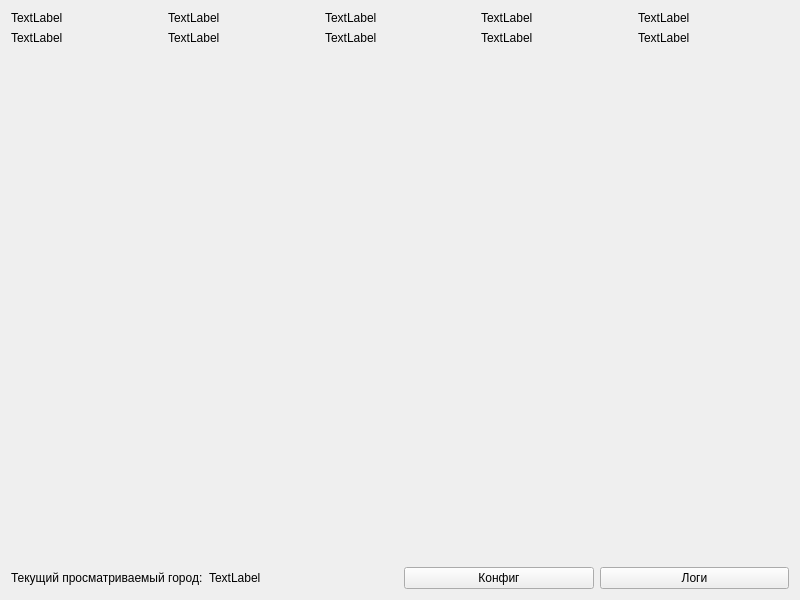
Above: form.ui from antipups/desktop_weather before the change. Below: the same form after it.
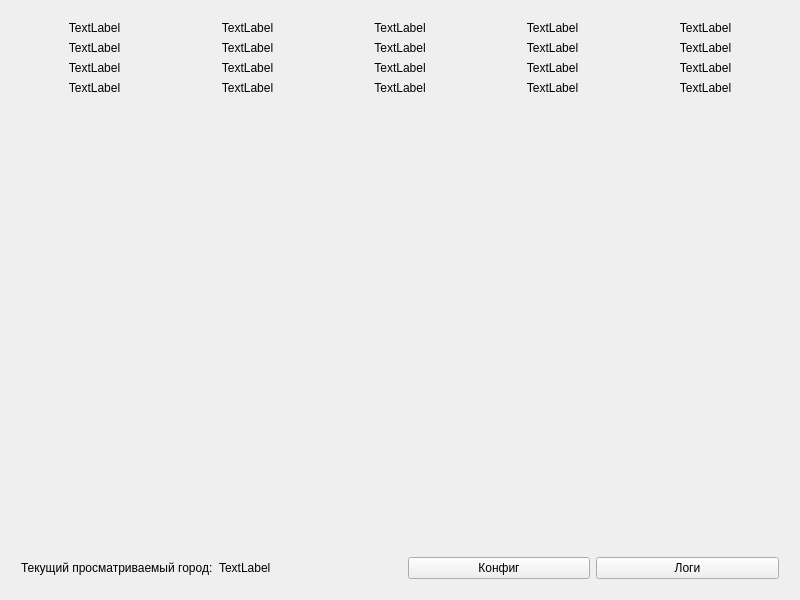
That is the form after the change.

What changed in the file:
```diff
--- a/form.ui
+++ b/form.ui
@@ -13,9 +13,21 @@
   <property name="windowTitle">
    <string>Widget</string>
   </property>
+  <property name="styleSheet">
+   <string notr="true"/>
+  </property>
   <layout class="QVBoxLayout" name="verticalLayout_2">
    <item>
     <layout class="QVBoxLayout" name="verticalLayout_3">
+     <property name="leftMargin">
+      <number>10</number>
+     </property>
+     <property name="topMargin">
+      <number>10</number>
+     </property>
+     <property name="rightMargin">
+      <number>10</number>
+     </property>
      <item>
       <layout class="QHBoxLayout" name="horizontalLayout">
        <item>
@@ -25,6 +37,9 @@
            <property name="text">
             <string>TextLabel</string>
            </property>
+           <property name="alignment">
+            <set>Qt::AlignCenter</set>
+           </property>
           </widget>
          </item>
          <item>
@@ -32,6 +47,29 @@
            <property name="text">
             <string>TextLabel</string>
            </property>
+           <property name="alignment">
+            <set>Qt::AlignCenter</set>
+           </property>
+          </widget>
+         </item>
+         <item>
+          <widget class="QLabel" name="label_13">
+           <property name="text">
+            <string>TextLabel</string>
+           </property>
+           <property name="alignment">
+            <set>Qt::AlignCenter</set>
+           </property>
+          </widget>
+         </item>
+         <item>
+          <widget class="QLabel" name="label_18">
+           <property name="text">
+            <string>TextLabel</string>
+           </property>
+           <property name="alignment">
+            <set>Qt::AlignCenter</set>
+           </property>
           </widget>
          </item>
         </layout>
@@ -43,6 +81,9 @@
            <property name="text">
             <string>TextLabel</string>
            </property>
+           <property name="alignment">
+            <set>Qt::AlignCenter</set>
+           </property>
           </widget>
          </item>
          <item>
@@ -50,6 +91,29 @@
            <property name="text">
             <string>TextLabel</string>
            </property>
+           <property name="alignment">
+            <set>Qt::AlignCenter</set>
+           </property>
+          </widget>
+         </item>
+         <item>
+          <widget class="QLabel" name="label_14">
+           <property name="text">
+            <string>TextLabel</string>
+           </property>
+           <property name="alignment">
+            <set>Qt::AlignCenter</set>
+           </property>
+          </widget>
+         </item>
+         <item>
+          <widget class="QLabel" name="label_19">
+           <property name="text">
+            <string>TextLabel</string>
+           </property>
+           <property name="alignment">
+            <set>Qt::AlignCenter</set>
+           </property>
           </widget>
          </item>
         </layout>
@@ -61,6 +125,9 @@
            <property name="text">
             <string>TextLabel</string>
            </property>
+           <property name="alignment">
+            <set>Qt::AlignCenter</set>
+           </property>
           </widget>
          </item>
          <item>
@@ -68,6 +135,29 @@
            <property name="text">
             <string>TextLabel</string>
            </property>
+           <property name="alignment">
+            <set>Qt::AlignCenter</set>
+           </property>
+          </widget>
+         </item>
+         <item>
+          <widget class="QLabel" name="label_15">
+           <property name="text">
+            <string>TextLabel</string>
+           </property>
+           <property name="alignment">
+            <set>Qt::AlignCenter</set>
+           </property>
+          </widget>
+         </item>
+         <item>
+          <widget class="QLabel" name="label_20">
+           <property name="text">
+            <string>TextLabel</string>
+           </property>
+           <property name="alignment">
+            <set>Qt::AlignCenter</set>
+           </property>
           </widget>
          </item>
         </layout>
@@ -79,6 +169,9 @@
            <property name="text">
             <string>TextLabel</string>
            </property>
+           <property name="alignment">
+            <set>Qt::AlignCenter</set>
+           </property>
           </widget>
          </item>
          <item>
@@ -86,6 +179,29 @@
            <property name="text">
             <string>TextLabel</string>
            </property>
+           <property name="alignment">
+            <set>Qt::AlignCenter</set>
+           </property>
+          </widget>
+         </item>
+         <item>
+          <widget class="QLabel" name="label_16">
+           <property name="text">
+            <string>TextLabel</string>
+           </property>
+           <property name="alignment">
+            <set>Qt::AlignCenter</set>
+           </property>
+          </widget>
+         </item>
+         <item>
+          <widget class="QLabel" name="label_21">
+           <property name="text">
+            <string>TextLabel</string>
+           </property>
+           <property name="alignment">
+            <set>Qt::AlignCenter</set>
+           </property>
           </widget>
          </item>
         </layout>
@@ -97,6 +213,9 @@
            <property name="text">
             <string>TextLabel</string>
            </property>
+           <property name="alignment">
+            <set>Qt::AlignCenter</set>
+           </property>
           </widget>
          </item>
          <item>
@@ -104,6 +223,29 @@
            <property name="text">
             <string>TextLabel</string>
            </property>
+           <property name="alignment">
+            <set>Qt::AlignCenter</set>
+           </property>
+          </widget>
+         </item>
+         <item>
+          <widget class="QLabel" name="label_17">
+           <property name="text">
+            <string>TextLabel</string>
+           </property>
+           <property name="alignment">
+            <set>Qt::AlignCenter</set>
+           </property>
+          </widget>
+         </item>
+         <item>
+          <widget class="QLabel" name="label_22">
+           <property name="text">
+            <string>TextLabel</string>
+           </property>
+           <property name="alignment">
+            <set>Qt::AlignCenter</set>
+           </property>
           </widget>
          </item>
         </layout>
@@ -130,9 +272,18 @@
    </item>
    <item>
     <layout class="QHBoxLayout" name="horizontalLayout_2">
+     <property name="leftMargin">
+      <number>10</number>
+     </property>
      <property name="topMargin">
       <number>0</number>
      </property>
+     <property name="rightMargin">
+      <number>10</number>
+     </property>
+     <property name="bottomMargin">
+      <number>10</number>
+     </property>
      <item>
       <widget class="QLabel" name="label">
        <property name="text">
```
